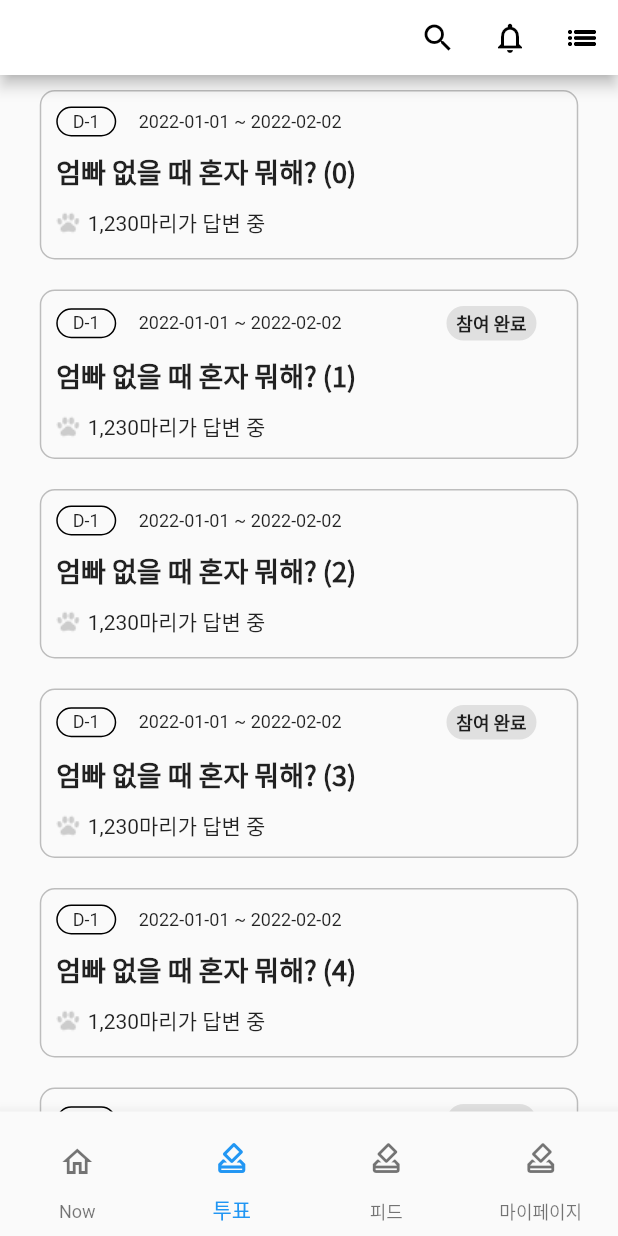
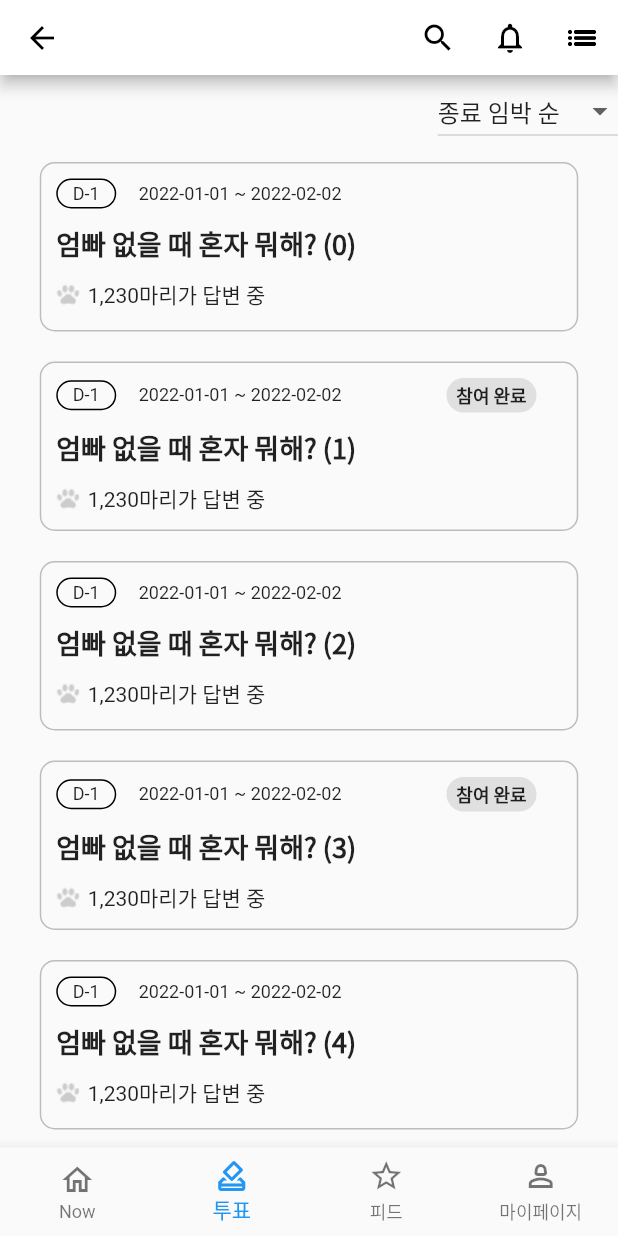
Before and after one commit to Morris235/ouul, a Flutter app: the screen it shows after launch, item 2 of the bottom bar chosen, on a phone screen of 412 x 824 dp. Run offline on Flutter 3.47's test engine with Material 2 defaults, Android fonts, the phone set to English and light mode, and no system bars.

Commit message:
feat : 하단 네비 로직 변경, 투표 페이지에 셀렉트 메뉴 추가

```diff
--- a/lib/main.dart
+++ b/lib/main.dart
@@ -1,6 +1,5 @@
 import 'package:flutter/material.dart';
 import 'package:ouul/views/home_page.dart';
-import 'package:ouul/views/vote_list_page.dart';
 
 void main() {
   runApp(const MyApp());
--- a/lib/views/main_app_bar.dart
+++ b/lib/views/main_app_bar.dart
@@ -8,6 +8,12 @@ class MainAppBar extends StatelessWidget implements PreferredSizeWidget {
   Widget build(BuildContext context) {
     return AppBar(
       backgroundColor: Colors.white,
+      leading: IconButton(
+          onPressed: () {
+            Navigator.pop(context); //뒤로가기
+          },
+          color: Colors.black,
+          icon: const Icon(Icons.arrow_back)),
       actions: [
         IconButton(
           onPressed: () {},
--- a/lib/views/main_bottom_navi.dart
+++ b/lib/views/main_bottom_navi.dart
@@ -21,11 +21,9 @@ class _MainBottomNaviState extends State<MainBottomNavi> {
     return BottomNavigationBar(
       type: BottomNavigationBarType.fixed,
       currentIndex: widget.pageIndex,
-      items: <BottomNavigationBarItem>[
-        BottomNavigationBarItem(
-            label: 'Now',
-            icon: IconButton(
-                onPressed: () {
+      onTap: (value) {
+        switch (value) {
+          case 0:
             if (widget.currentPage != 'HomePage') {
               Navigator.of(context).push(
                 MaterialPageRoute(
@@ -33,12 +31,8 @@ class _MainBottomNaviState extends State<MainBottomNavi> {
                 ),
               );
             }
-                },
-                icon: const Icon(Icons.home_outlined))),
-        BottomNavigationBarItem(
-          label: '투표',
-          icon: IconButton(
-            onPressed: () {
+            break;
+          case 1:
             if (widget.currentPage != 'VoteListPage') {
               Navigator.of(context).push(
                 MaterialPageRoute(
@@ -46,14 +40,8 @@ class _MainBottomNaviState extends State<MainBottomNavi> {
                 ),
               );
             }
-            },
-            icon: const Icon(Icons.how_to_vote_outlined),
-          ),
-        ),
-        BottomNavigationBarItem(
-          label: '피드',
-          icon: IconButton(
-            onPressed: () {
+            break;
+          case 2:
             if (widget.currentPage != 'FeedPage') {
               Navigator.of(context).push(
                 MaterialPageRoute(
@@ -61,14 +49,8 @@ class _MainBottomNaviState extends State<MainBottomNavi> {
                 ),
               );
             }
-            },
-            icon: const Icon(Icons.how_to_vote_outlined),
-          ),
-        ),
-        BottomNavigationBarItem(
-          label: '마이페이지',
-          icon: IconButton(
-            onPressed: () {
+            break;
+          case 3:
             if (widget.currentPage != 'MyPage') {
               Navigator.of(context).push(
                 MaterialPageRoute(
@@ -76,10 +58,16 @@ class _MainBottomNaviState extends State<MainBottomNavi> {
                 ),
               );
             }
+            break;
+        }
       },
-            icon: const Icon(Icons.how_to_vote_outlined),
-          ),
-        )
+      items: const <BottomNavigationBarItem>[
+        BottomNavigationBarItem(label: 'Now', icon: Icon(Icons.home_outlined)),
+        BottomNavigationBarItem(
+            label: '투표', icon: Icon(Icons.how_to_vote_outlined)),
+        BottomNavigationBarItem(label: '피드', icon: Icon(Icons.star_outline)),
+        BottomNavigationBarItem(
+            label: '마이페이지', icon: Icon(Icons.person_2_outlined))
       ],
     );
   }
--- a/lib/views/vote_list_page.dart
+++ b/lib/views/vote_list_page.dart
@@ -5,17 +5,42 @@ import 'package:ouul/views/main_bottom_navi.dart';
 
 class VoteListPage extends StatelessWidget {
   const VoteListPage({super.key});
+  static const List<String> dropDownValues = ['종료 임박 순', '최근 시작된 순', '참여 많은 순'];
 
   @override
   Widget build(BuildContext context) {
     return Scaffold(
       appBar: const MainAppBar(),
-      body: ListView.builder(
-          itemCount: 100,
-          itemBuilder: (context, idx) {
-            return VoteListTopicItem(
-                title: '엄빠 없을 때 혼자 뭐해? ($idx)', isVoted: idx.isOdd);
-          }),
+      body: Column(
+        mainAxisAlignment: MainAxisAlignment.start,
+        crossAxisAlignment: CrossAxisAlignment.start,
+        children: [
+          Row(
+            mainAxisAlignment: MainAxisAlignment.end,
+            children: [
+              DropdownButton(
+                items: dropDownValues
+                    .map<DropdownMenuItem<String>>((String value) {
+                  return DropdownMenuItem<String>(
+                    value: value,
+                    child: Text(value),
+                  );
+                }).toList(),
+                onChanged: ((value) => {}),
+                value: dropDownValues[0],
+              ),
+            ],
+          ),
+          Expanded(
+            child: ListView.builder(
+                itemCount: 100,
+                itemBuilder: (context, idx) {
+                  return VoteListTopicItem(
+                      title: '엄빠 없을 때 혼자 뭐해? ($idx)', isVoted: idx.isOdd);
+                }),
+          )
+        ],
+      ),
       bottomNavigationBar: const MainBottomNavi(
         currentPage: 'VoteListPage',
         pageIndex: 1,
```
Lines whose indentation alone changed are shown as unchanged.
